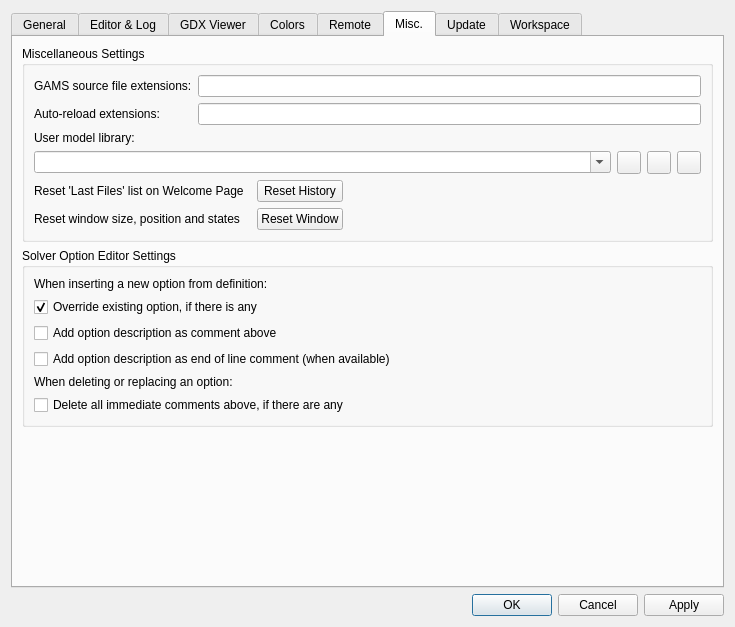
Above: src/settingsdialog.ui from GAMS-dev/studio before the change. Below: the same form after it.
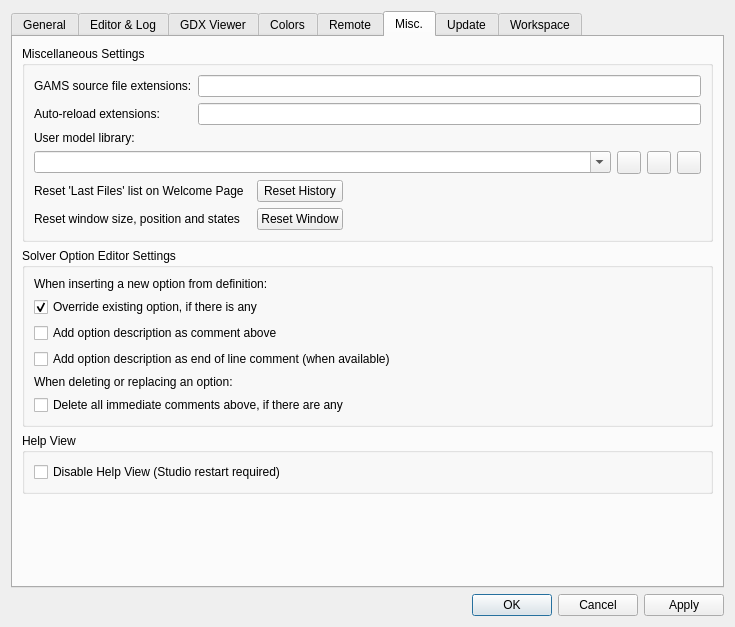
That is the form after the change. The open tabs and pages were chosen to show the change. Icons and pictures are not drawn.

Commit message: Resolve "Remove the Windows 10 QWebEngine Help View message"

What changed in the file:
```diff
--- a/src/settingsdialog.ui
+++ b/src/settingsdialog.ui
@@ -1441,7 +1441,7 @@
       <attribute name="title">
        <string>Misc.</string>
       </attribute>
-      <layout class="QVBoxLayout" name="verticalLayout_11">
+      <layout class="QVBoxLayout" name="verticalLayout_14">
        <item>
         <widget class="QGroupBox" name="gb_general_2">
          <property name="sizePolicy">
@@ -1657,6 +1657,22 @@
          </layout>
         </widget>
        </item>
+       <item>
+        <widget class="QGroupBox" name="helpGroupBox">
+         <property name="title">
+          <string>Help View</string>
+         </property>
+         <layout class="QVBoxLayout" name="verticalLayout_11">
+          <item>
+           <widget class="QCheckBox" name="enableHelpCheckBox">
+            <property name="text">
+             <string>Disable Help View (Studio restart required)</string>
+            </property>
+           </widget>
+          </item>
+         </layout>
+        </widget>
+       </item>
        <item>
         <spacer name="verticalSpacer">
          <property name="orientation">
```
Left out of the diff: 8 changed lines with no effect on the pictures. The commit also changes 4 other files.
